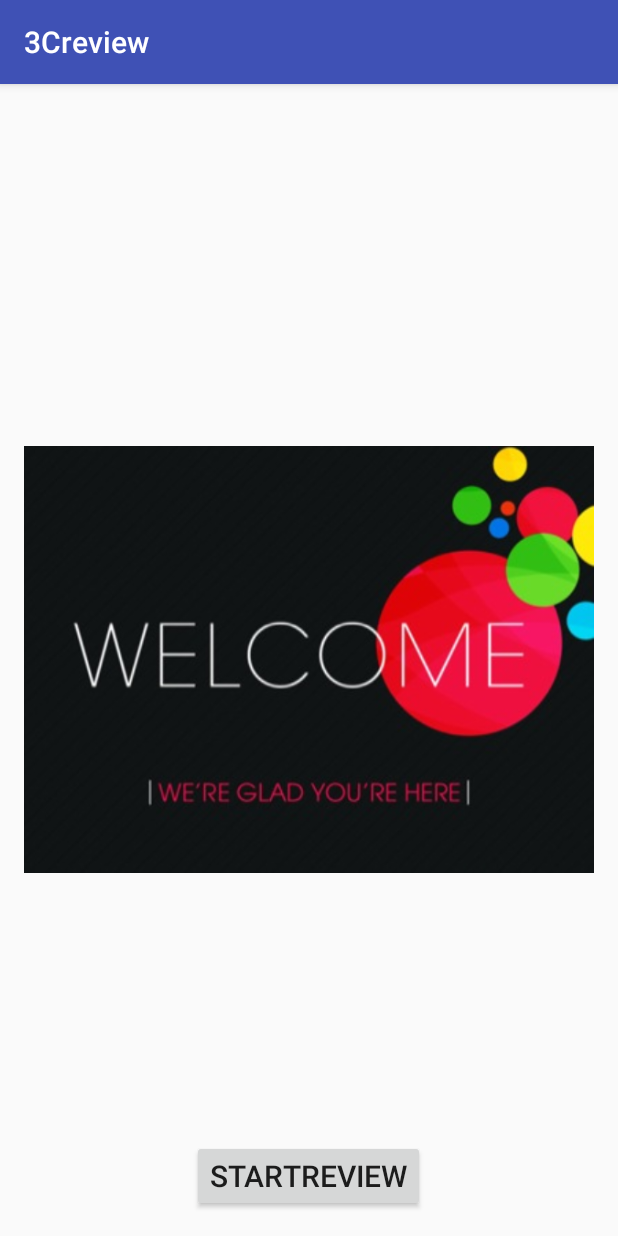
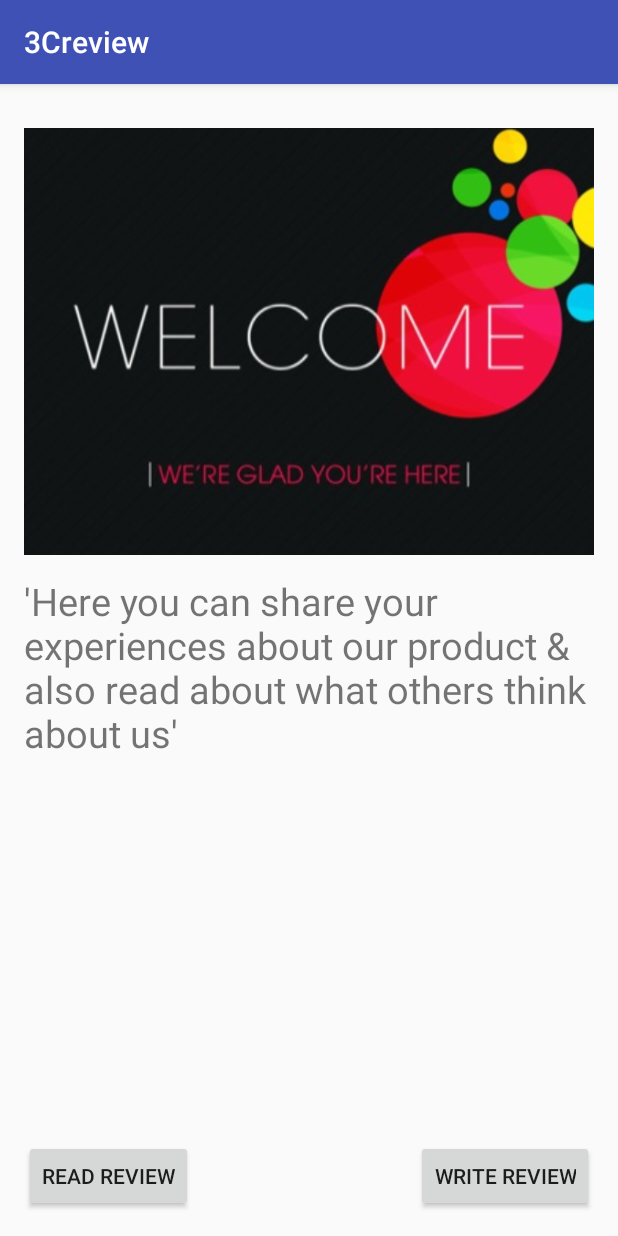
Before and after one commit to deepakkumar11/ProbesNPatrons, an Android app: the screen it shows after launch (MainActivity), on a phone screen of 412 x 824 dp. Run offline under Robolectric (Android 15) with nearby library versions, the phone set to English and light mode, and no system bars.

Commit message:
app home page

```diff
--- a/app/src/main/java/com/example/deepak_cloudservices/probespatrons/MainActivity.java
+++ b/app/src/main/java/com/example/deepak_cloudservices/probespatrons/MainActivity.java
@@ -14,14 +14,24 @@ public class MainActivity extends AppCompatActivity {
         setContentView(R.layout.activity_main);
 
 
-    Button button = (Button) findViewById(R.id.button);
+    Button button = (Button) findViewById(R.id.button1);
 
     button.setOnClickListener(new View.OnClickListener()
     {
         public void onClick(View v) {
-            Intent intent = new Intent(MainActivity.this, ReviewActivity.class);
+            Intent intent = new Intent(MainActivity.this, ReadActivity.class);
             startActivity(intent);
         }
     });
+
+        Button button1 = (Button) findViewById(R.id.button);
+
+        button1.setOnClickListener(new View.OnClickListener()
+        {
+            public void onClick(View v) {
+                Intent intent = new Intent(MainActivity.this, WriteActivity.class);
+                startActivity(intent);
+            }
+        });
 }
 }
--- a/app/src/main/res/layout/activity_main.xml
+++ b/app/src/main/res/layout/activity_main.xml
@@ -17,19 +17,41 @@
     <Button
         android:layout_width="wrap_content"
         android:layout_height="wrap_content"
-        android:text="StartReview"
+        android:text="Write Review"
         android:id="@+id/button"
-        android:textSize="20dp"
         android:layout_alignParentBottom="true"
-        android:layout_centerHorizontal="true" />
+        android:layout_alignRight="@+id/imageView"
+        android:layout_alignEnd="@+id/imageView" />
 
     <ImageView
         android:layout_width="wrap_content"
         android:layout_height="wrap_content"
         android:id="@+id/imageView"
         android:src="@drawable/welcome"
-        android:layout_centerVertical="true"
+        android:layout_alignParentTop="true"
         android:layout_alignParentLeft="true"
         android:layout_alignParentStart="true" />
 
+    <Button
+        android:layout_width="wrap_content"
+        android:layout_height="wrap_content"
+        android:text="Read Review"
+        android:id="@+id/button1"
+        android:layout_alignTop="@+id/button"
+        android:layout_toRightOf="@+id/textView"
+        android:layout_toEndOf="@+id/textView" />
+
+    <TextView
+        android:layout_width="wrap_content"
+        android:layout_height="wrap_content"
+        android:text="&apos;Here you can share your experiences about our product &amp; also read about what others think about us&apos;"
+        android:id="@+id/textView3"
+        android:textSize="25dp"
+        android:textIsSelectable="true"
+        android:visibility="visible"
+        android:layout_alignParentLeft="true"
+        android:layout_alignParentStart="true"
+        android:layout_below="@+id/imageView"
+        android:layout_above="@+id/button" />
+
 </RelativeLayout>
```
Also changed, not shown: app/src/main/res/layout/activity_read.xml (+4 -4 lines), app/src/main/res/layout/activity_write.xml (+23 -13 lines).
